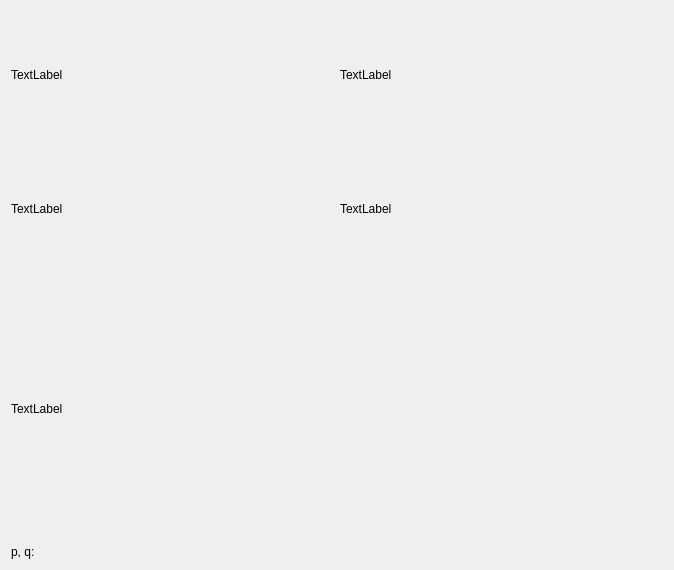
Old version of the form app/BakalarkaTake2/widgets/ReflectanceMap/ReflectanceMap.ui in the repository Unexp1ainable/BakalarkaSource.
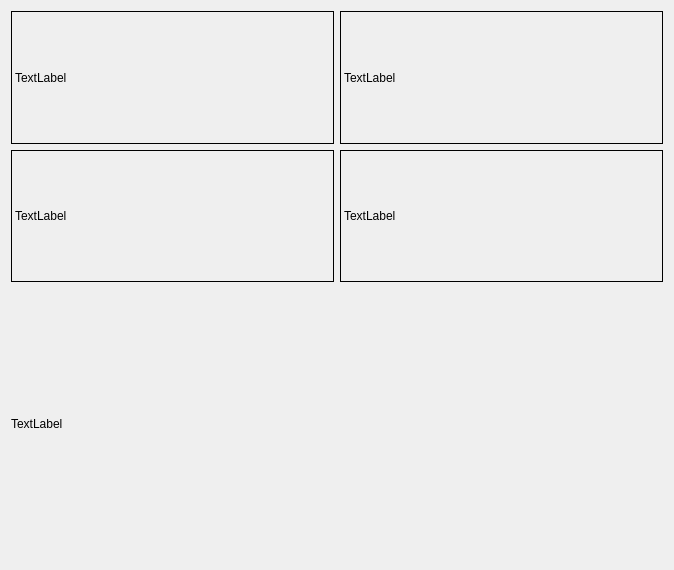
New version of the form. Custom widgets are drawn as their Qt base class.

```diff
--- a/app/BakalarkaTake2/widgets/ReflectanceMap/ReflectanceMap.ui
+++ b/app/BakalarkaTake2/widgets/ReflectanceMap/ReflectanceMap.ui
@@ -24,6 +24,9 @@
     <layout class="QGridLayout" name="innerLayout">
      <item row="0" column="0">
       <widget class="ImageLabel" name="map0Label">
+       <property name="frameShape">
+        <enum>QFrame::Box</enum>
+       </property>
        <property name="text">
         <string>TextLabel</string>
        </property>
@@ -31,6 +34,9 @@
      </item>
      <item row="0" column="1">
       <widget class="ImageLabel" name="map1Label">
+       <property name="frameShape">
+        <enum>QFrame::Box</enum>
+       </property>
        <property name="text">
         <string>TextLabel</string>
        </property>
@@ -38,6 +44,9 @@
      </item>
      <item row="1" column="0">
       <widget class="ImageLabel" name="map3Label">
+       <property name="frameShape">
+        <enum>QFrame::Box</enum>
+       </property>
        <property name="text">
         <string>TextLabel</string>
        </property>
@@ -45,6 +54,9 @@
      </item>
      <item row="1" column="1">
       <widget class="ImageLabel" name="map2Label">
+       <property name="frameShape">
+        <enum>QFrame::Box</enum>
+       </property>
        <property name="text">
         <string>TextLabel</string>
        </property>
@@ -66,28 +78,7 @@
     </widget>
    </item>
    <item>
-    <layout class="QHBoxLayout" name="horizontalLayout">
-     <item>
-      <widget class="QLabel" name="pqLabel">
-       <property name="text">
-        <string>p, q:</string>
-       </property>
-      </widget>
-     </item>
-     <item>
-      <widget class="QLabel" name="pqCoords">
-       <property name="sizePolicy">
-        <sizepolicy hsizetype="Preferred" vsizetype="Preferred">
-         <horstretch>0</horstretch>
-         <verstretch>0</verstretch>
-        </sizepolicy>
-       </property>
-       <property name="text">
-        <string/>
-       </property>
-      </widget>
-     </item>
-    </layout>
+    <layout class="QHBoxLayout" name="horizontalLayout"/>
    </item>
   </layout>
  </widget>
```
